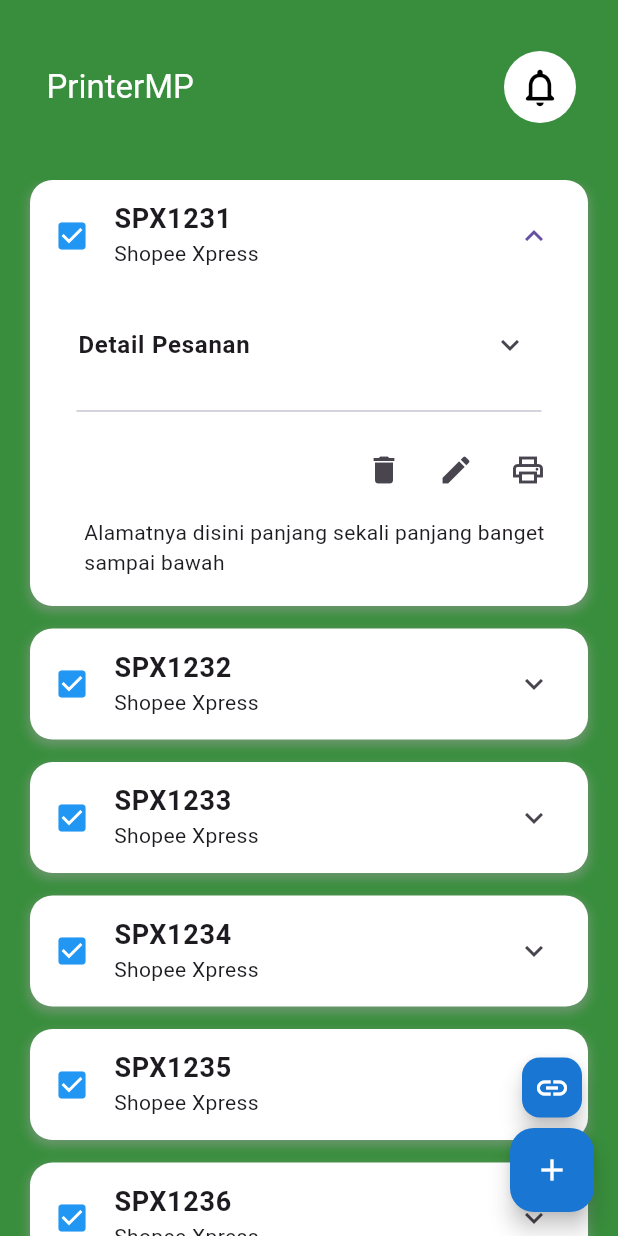
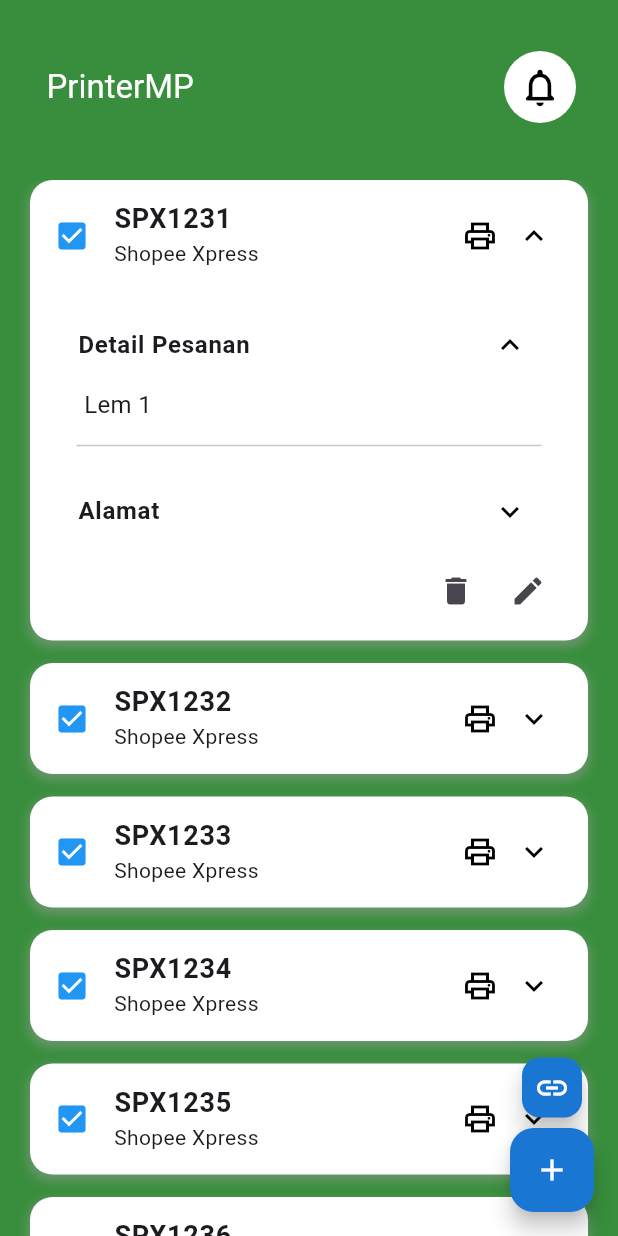
Before and after one commit to annasnurdin/printer_marketplace, a Flutter app: the screen it shows after launch, after a tap on an icon or button, on a phone screen of 412 x 824 dp. Run offline on Flutter 3.47's test engine with Material 3 defaults, Android fonts, the phone set to English and light mode, and no system bars; Roboto replaces fonts that are missing (Poppins).

Commit message:
Expansion tile ditambah icon-nya, print dipindah atas

```diff
--- a/lib/main.dart
+++ b/lib/main.dart
@@ -16,7 +16,7 @@
           scaffoldBackgroundColor: primaryColor,
           useMaterial3: true,
           dividerTheme: const DividerThemeData(
-            space: 30,
+            space: 20,
             indent: 15,
             endIndent: 15,
           )),
--- a/lib/model/pesanan_model.dart
+++ b/lib/model/pesanan_model.dart
@@ -2,9 +2,13 @@ class Pesanan {
   final String nomorResi;
   final String alamat;
   final String kurir;
-  const Pesanan(
+  final String produk;
+  bool expand = false;
+  Pesanan(
     this.nomorResi,
     this.alamat,
     this.kurir,
+    this.produk,
+    this.expand,
   );
 }
--- a/lib/pages/home.dart
+++ b/lib/pages/home.dart
@@ -14,8 +14,10 @@ class _HomeState extends State<Home> {
     20,
     (i) => Pesanan(
       "SPX123${i + 1}",
-      "alamat  ${i + 1}",
+      "Alamat  ${i + 1}",
       "Shopee Xpress",
+      "Lem ${i + 1}",
+      false,
     ),
   );
   @override
@@ -99,9 +101,34 @@ class _HomeState extends State<Home> {
                       dividerColor: Colors.transparent,
                       splashColor: Colors.transparent,
                       highlightColor: Colors.transparent,
+                      expansionTileTheme: const ExpansionTileThemeData(
+                        iconColor: Colors.black, // Warna ikon saat tile terbuka
+                        collapsedIconColor:
+                            Colors.black, // Warna ikon saat tile tertutup
+                      ),
                     ),
                     child: ExpansionTile(
                       expandedAlignment: Alignment.topLeft,
+                      trailing: Row(
+                        mainAxisSize: MainAxisSize.min,
+                        children: [
+                          IconButton(
+                            onPressed: () {},
+                            icon: const Icon(Icons.print_outlined),
+                            tooltip: 'Print Alamat',
+                          ),
+                          AnimatedRotation(
+                            turns: pesanan[index].expand ? 0.5 : 0.0,
+                            duration: const Duration(milliseconds: 300),
+                            child: const Icon(Icons.keyboard_arrow_down),
+                          ),
+                        ],
+                      ),
+                      onExpansionChanged: (expanded) {
+                        setState(() {
+                          pesanan[index].expand = expanded;
+                        });
+                      },
                       leading: const Icon(Icons.check_box, color: Colors.blue),
                       title: Text(
                         pesanan[index].nomorResi,
@@ -116,6 +143,7 @@ class _HomeState extends State<Home> {
                           horizontal: 16.0, vertical: 8.0),
                       children: [
                         ExpansionTile(
+                          initiallyExpanded: true,
                           expandedAlignment: Alignment.topLeft,
                           title: const Text(
                             'Detail Pesanan',
@@ -129,7 +157,7 @@ class _HomeState extends State<Home> {
                                 Padding(
                                   padding: const EdgeInsets.only(left: 20),
                                   child: Text(
-                                    pesanan[index].alamat,
+                                    pesanan[index].produk,
                                     style: const TextStyle(fontSize: 16.0),
                                   ),
                                 ),
@@ -138,6 +166,25 @@ class _HomeState extends State<Home> {
                           ],
                         ),
                         const Divider(height: 30),
+                        ExpansionTile(
+                          expandedAlignment: Alignment.topLeft,
+                          title: const Text(
+                            'Alamat',
+                            style: TextStyle(
+                              fontWeight: FontWeight.bold,
+                            ),
+                          ),
+                          children: [
+                            Row(
+                              children: [
+                                Padding(
+                                    padding: const EdgeInsets.only(left: 20),
+                                    child: Text(pesanan[index].alamat)),
+                              ],
+                            ),
+                          ],
+                        ),
+                        //ICON
                         Row(
                           mainAxisAlignment: MainAxisAlignment.end,
                           children: [
@@ -151,18 +198,8 @@ class _HomeState extends State<Home> {
                               icon: const Icon(Icons.edit),
                               tooltip: 'Edit',
                             ),
-                            IconButton(
-                              onPressed: () {},
-                              icon: const Icon(Icons.print_outlined),
-                              tooltip: 'Print',
-                            ),
                           ],
                         ),
-                        const Padding(
-                          padding: EdgeInsets.fromLTRB(20, 8, 0, 10),
-                          child: Text(
-                              "Alamatnya disini panjang sekali panjang banget sampai bawah"),
-                        )
                       ],
                     ),
                   ),
```
